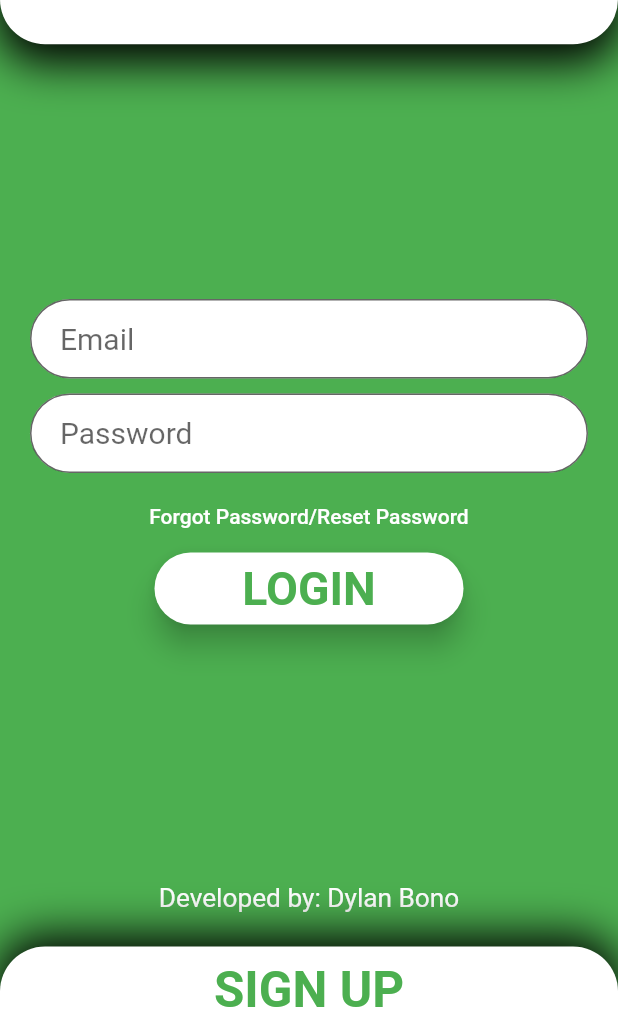
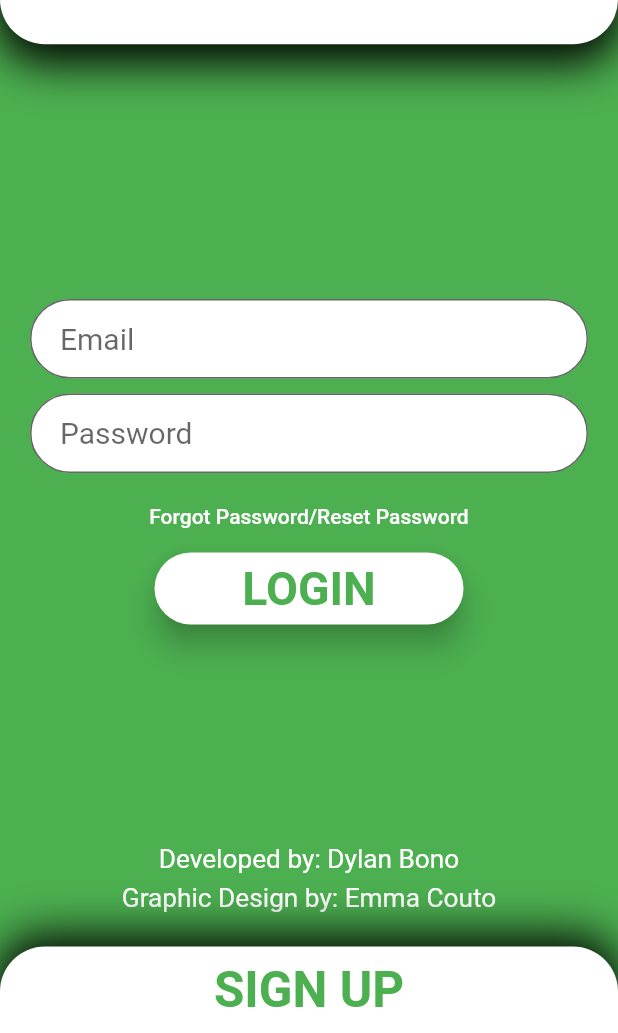
Before and after one commit to Dbono-dev/SicklesNHS, a Flutter app: the screen it shows after launch, on a phone screen of 412 x 824 dp, the part 203-1236 px from its top. Run offline on Flutter 3.47's test engine with Material 2 defaults, Android fonts, the phone set to English and light mode, and no system bars; our stand-ins replace cloud_firestore, date_format, file_picker, firebase_auth, firebase_database, firebase_messaging and 8 more; missing offline and left inert: barcode_scan, flutter_full_pdf_viewer, flutter_rounded_date_picker, mailer; accounts and stored records are empty.

Commit message:
Another commit

```diff
--- a/lib/login_screen.dart
+++ b/lib/login_screen.dart
@@ -216,6 +216,13 @@ class _MiddlePageLoginScreen extends State<LoginPage> {
                       padding: const EdgeInsets.fromLTRB(0, 0, 0, 5),
                       child: Text("Developed by: Dylan Bono", style: TextStyle(color: Colors.white, fontSize: 17.5),),
                     )
+                  ),
+                  Material(
+                    color: Colors.transparent,
+                    child: Padding(
+                      padding: const EdgeInsets.fromLTRB(0, 0, 0, 5),
+                      child: Text("Graphic Design by: Emma Couto", style: TextStyle(color: Colors.white, fontSize: 17.5),),
+                    )
                   )
                 ],
           ),
```
